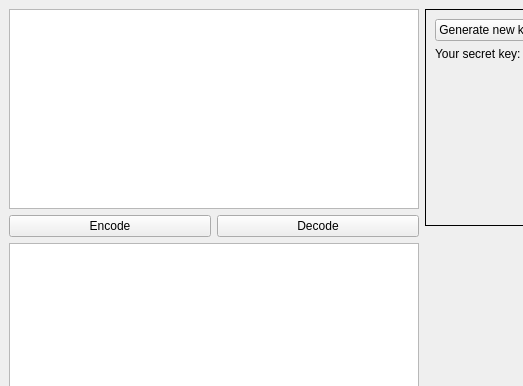
qreodium/AES-256, file mainwindow.ui: the form before one commit; both pictures show x 0 to 523 and y 0 to 386 of the 843 by 474 pixel window.
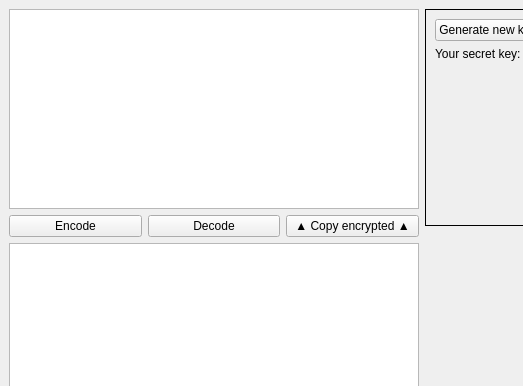
The form after the commit.

```diff
--- a/mainwindow.ui
+++ b/mainwindow.ui
@@ -36,6 +36,13 @@
           </property>
          </widget>
         </item>
+        <item>
+         <widget class="QPushButton" name="button_copy">
+          <property name="text">
+           <string>▲ Copy encrypted ▲</string>
+          </property>
+         </widget>
+        </item>
        </layout>
       </item>
       <item>
```
Left out of the diff: 17 changed lines with no effect on the pictures.
